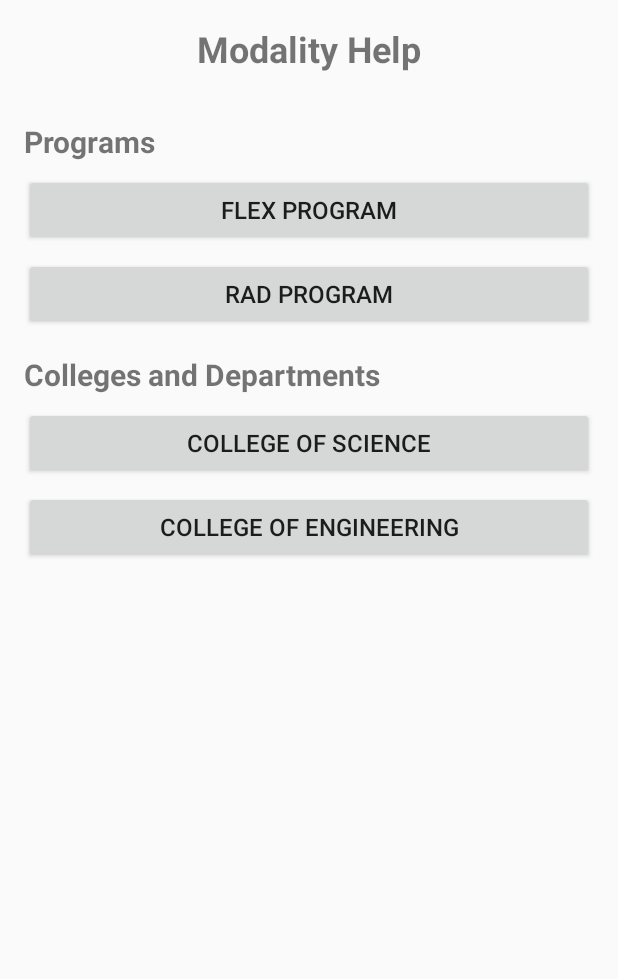
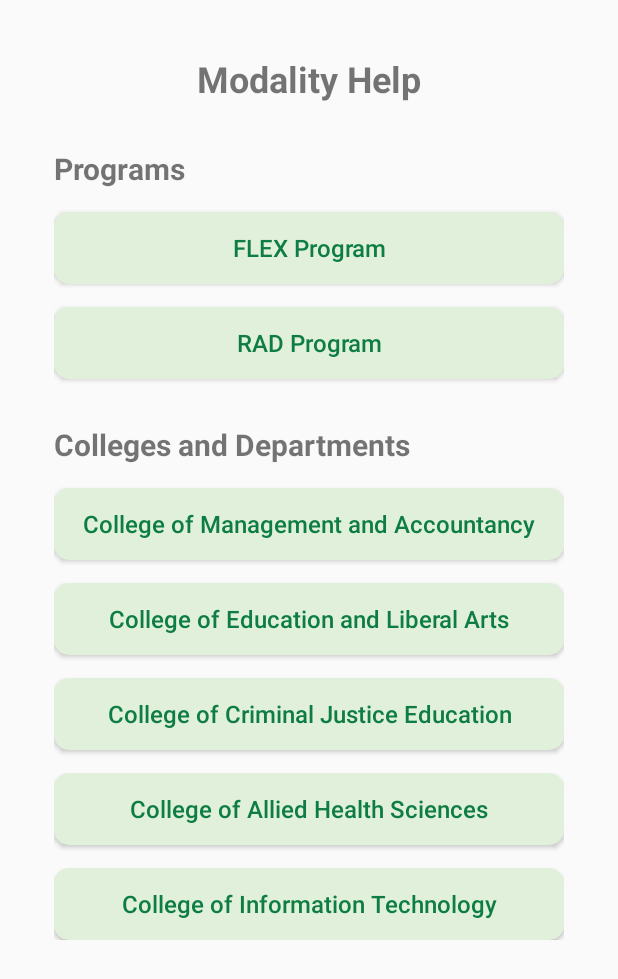
Before and after one commit to charlainebautista/app-dev-exam, an Android app: the ModalityHelp screen opened through its navigation route, on a phone screen of 412 x 824 dp. Shown: the top 979 px of the screen. Run offline under Robolectric (Android 15) with nearby library versions, the phone set to English and light mode, and no system bars.

Commit message:
Buttons in Modality Help

```diff
--- /dev/null
+++ b/app/src/main/res/drawable/cardviewtitle.xml
@@ -0,0 +1,6 @@
+<?xml version="1.0" encoding="utf-8"?>
+<shape xmlns:android="http://schemas.android.com/apk/res/android">
+
+    <corners android:radius="5dp"/>
+    <solid android:color="#0E7D44"/>
+</shape>
--- /dev/null
+++ b/app/src/main/res/drawable/modalityhelpbtn.xml
@@ -0,0 +1,10 @@
+<?xml version="1.0" encoding="utf-8"?>
+<shape xmlns:android="http://schemas.android.com/apk/res/android">
+
+    <padding android:left="2dp"
+        android:top="2dp"
+        android:right="2dp"
+        android:bottom="2dp"/>
+    <corners android:radius="10dp"/>
+    <solid android:color="#E1F0DA"/>
+</shape>
--- a/app/src/main/res/layout/fragment_modality_help.xml
+++ b/app/src/main/res/layout/fragment_modality_help.xml
@@ -16,9 +16,12 @@
         <LinearLayout
             android:layout_width="match_parent"
             android:layout_height="wrap_content"
-            android:orientation="vertical">
+            android:orientation="vertical"
+            android:paddingLeft="20dp"
+            android:paddingRight="20dp"
+            android:paddingBottom="10dp"
+            android:layout_marginTop="20dp">
 
-            <!-- Title -->
             <TextView
                 android:id="@+id/tvHelpTitle"
                 android:layout_width="wrap_content"
@@ -26,8 +29,7 @@
                 android:text="Modality Help"
                 android:textSize="24sp"
                 android:textStyle="bold"
-                android:layout_gravity="center_horizontal"
-                android:paddingBottom="16dp"/>
+                android:layout_gravity="center_horizontal" />
 
             <!-- Programs Section -->
             <TextView
@@ -37,25 +39,31 @@
                 android:text="Programs"
                 android:textSize="20sp"
                 android:textStyle="bold"
-                android:paddingTop="16dp"
-                android:paddingBottom="8dp"/>
+                android:layout_marginTop="30dp"/>
 
             <Button
                 android:id="@+id/btnFLEXProgram"
                 android:layout_width="match_parent"
                 android:layout_height="wrap_content"
+                android:layout_marginTop="15dp"
                 android:text="FLEX Program"
                 android:textSize="16sp"
-                android:padding="10dp"/>
+                android:padding="10dp"
+                android:textAllCaps="false"
+                android:textColor="#0E7D44"
+                android:background="@drawable/modalityhelpbtn"/>
 
             <Button
                 android:id="@+id/btnRADProgram"
                 android:layout_width="match_parent"
                 android:layout_height="wrap_content"
                 android:text="RAD Program"
+                android:background="@drawable/modalityhelpbtn"
+                android:textAllCaps="false"
+                android:textColor="#0E7D44"
                 android:textSize="16sp"
                 android:padding="10dp"
-                android:layout_marginTop="8dp"/>
+                android:layout_marginTop="15dp"/>
 
             <!-- Colleges and Departments Section -->
             <TextView
@@ -65,26 +73,67 @@
                 android:text="Colleges and Departments"
                 android:textSize="20sp"
                 android:textStyle="bold"
-                android:paddingTop="16dp"
-                android:paddingBottom="8dp"/>
+                android:layout_marginTop="30dp" />
 
             <Button
-                android:id="@+id/btnCollegeOfScience"
+                android:id="@+id/btnCMA"
                 android:layout_width="match_parent"
                 android:layout_height="wrap_content"
-                android:text="College of Science"
+                android:text="College of Management and Accountancy"
+                android:background="@drawable/modalityhelpbtn"
+                android:textColor="#0E7D44"
+                android:textAllCaps="false"
+                android:layout_marginTop="15dp"
                 android:textSize="16sp"
                 android:padding="10dp"/>
 
             <Button
-                android:id="@+id/btnCollegeOfEngineering"
+                android:id="@+id/btnCELA"
                 android:layout_width="match_parent"
                 android:layout_height="wrap_content"
-                android:text="College of Engineering"
+                android:text="College of Education and Liberal Arts"
+                android:background="@drawable/modalityhelpbtn"
+                android:textAllCaps="false"
+                android:textColor="#0E7D44"
                 android:textSize="16sp"
                 android:padding="10dp"
-                android:layout_marginTop="8dp"/>
+                android:layout_marginTop="15dp"/>
 
+            <Button
+                android:id="@+id/btnCCJE"
+                android:layout_width="match_parent"
+                android:layout_height="wrap_content"
+                android:text="College of Criminal Justice Education"
+                android:background="@drawable/modalityhelpbtn"
+                android:textAllCaps="false"
+                android:textColor="#0E7D44"
+                android:textSize="16sp"
+                android:padding="10dp"
+                android:layout_marginTop="15dp"/>
+
+            <Button
+                android:id="@+id/btnCAHS"
+                android:layout_width="match_parent"
+                android:layout_height="wrap_content"
+                android:text="College of Allied Health Sciences"
+                android:background="@drawable/modalityhelpbtn"
+                android:textAllCaps="false"
+                android:textColor="#0E7D44"
+                android:textSize="16sp"
+                android:padding="10dp"
+                android:layout_marginTop="15dp"/>
+
+            <Button
+                android:id="@+id/btnCITE"
+                android:layout_width="match_parent"
+                android:layout_height="wrap_content"
+                android:text="College of Information Technology"
+                android:background="@drawable/modalityhelpbtn"
+                android:textAllCaps="false"
+                android:textColor="#0E7D44"
+                android:textSize="16sp"
+                android:padding="10dp"
+                android:layout_marginTop="15dp"/>
             <!-- Add more buttons for other colleges and departments as needed -->
 
         </LinearLayout>
--- a/app/src/main/res/navigation/navigation.xml
+++ b/app/src/main/res/navigation/navigation.xml
@@ -32,15 +32,60 @@
         <action
             android:id="@+id/action_map_to_urdanetaMap"
             app:destination="@id/urdanetaMap" />
+        <action
+            android:id="@+id/action_map_to_dagupanMap"
+            app:destination="@id/dagupanMap" />
     </fragment>
     <fragment
         android:id="@+id/modalityHelp"
         android:name="com.example.firstperiodicalexamination.ModalityHelp"
         android:label="fragment_modality_help"
-        tools:layout="@layout/fragment_modality_help" />
+        tools:layout="@layout/fragment_modality_help" >
+        <action
+            android:id="@+id/action_modalityHelp_to_accountancy"
+            app:destination="@id/accountancy" />
+        <action
+            android:id="@+id/action_modalityHelp_to_education2"
+            app:destination="@id/education2" />
+        <action
+            android:id="@+id/action_modalityHelp_to_criminology"
+            app:destination="@id/criminology" />
+    </fragment>
     <fragment
         android:id="@+id/urdanetaMap"
         android:name="com.example.firstperiodicalexamination.UrdanetaMap"
         android:label="fragment_urdaneta_map"
         tools:layout="@layout/fragment_urdaneta_map" />
+    <fragment
+        android:id="@+id/dagupanMap"
+        android:name="com.example.firstperiodicalexamination.DagupanMap"
+        android:label="fragment_dagupan_map"
+        tools:layout="@layout/fragment_dagupan_map" />
+    <fragment
+        android:id="@+id/accountancy"
+        android:name="com.example.firstperiodicalexamination.Accountancy"
+        android:label="fragment_accountancy"
+        tools:layout="@layout/fragment_accountancy" >
+        <action
+            android:id="@+id/action_accountancy_to_modalityHelp"
+            app:destination="@id/modalityHelp" />
+    </fragment>
+    <fragment
+        android:id="@+id/criminology"
+        android:name="com.example.firstperiodicalexamination.Criminology"
+        android:label="fragment_criminology"
+        tools:layout="@layout/fragment_criminology" >
+        <action
+            android:id="@+id/action_criminology_to_modalityHelp"
+            app:destination="@id/modalityHelp" />
+    </fragment>
+    <fragment
+        android:id="@+id/education2"
+        android:name="com.example.firstperiodicalexamination.Education"
+        android:label="fragment_education"
+        tools:layout="@layout/fragment_education" >
+        <action
+            android:id="@+id/action_education2_to_modalityHelp"
+            app:destination="@id/modalityHelp" />
+    </fragment>
 </navigation>
```
Also changed, not shown: app/src/main/java/com/example/firstperiodicalexamination/Accountancy.kt (added, +25 -0 lines), app/src/main/java/com/example/firstperiodicalexamination/Criminology.kt (added, +25 -0 lines), app/src/main/java/com/example/firstperiodicalexamination/DagupanMap.kt (added, +26 -0 lines), app/src/main/java/com/example/firstperiodicalexamination/Education.kt (added, +24 -0 lines), app/src/main/res/layout/fragment_accountancy.xml (added, +107 -0 lines), app/src/main/res/layout/fragment_criminology.xml (added, +59 -0 lines), app/src/main/res/layout/fragment_dagupan_map.xml (renamed from app/src/main/res/layout/fragment_urdaneta_map.xml, +7 -11 lines), app/src/main/res/layout/fragment_education.xml (added, +101 -0 lines), app/src/main/res/drawable/dagupsmap.png (added), app/src/main/res/drawable/urdaentance.png.
